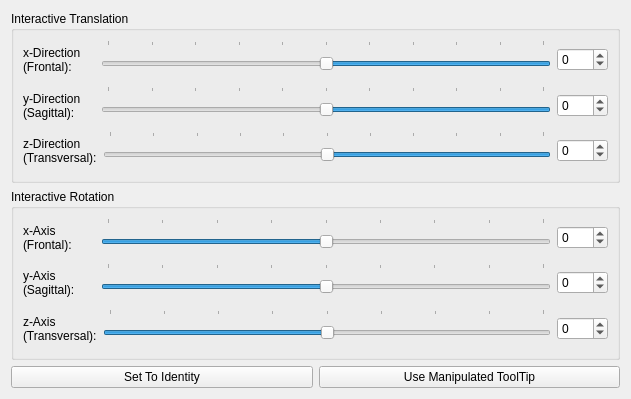
First picture: the form in Modules/IGTUI/Qmitk/QmitkInteractiveTransformationWidgetControls.ui, repository MITK/MITK, before the edit.
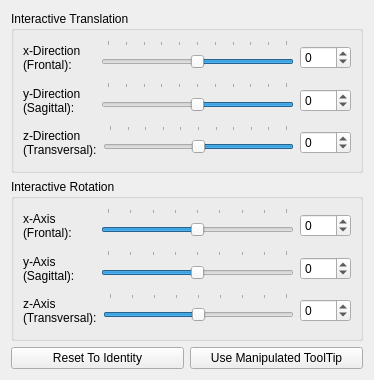
Second picture: the form after the edit.

Patch:
```diff
--- a/Modules/IGTUI/Qmitk/QmitkInteractiveTransformationWidgetControls.ui
+++ b/Modules/IGTUI/Qmitk/QmitkInteractiveTransformationWidgetControls.ui
@@ -6,8 +6,8 @@
    <rect>
     <x>0</x>
     <y>0</y>
-    <width>631</width>
-    <height>399</height>
+    <width>374</width>
+    <height>380</height>
    </rect>
   </property>
   <property name="windowTitle">
@@ -415,7 +415,7 @@
    <item row="2" column="0">
     <widget class="QPushButton" name="m_ResetPB">
      <property name="text">
-      <string>Set To Identity</string>
+      <string>Reset To Identity</string>
      </property>
     </widget>
    </item>
```
